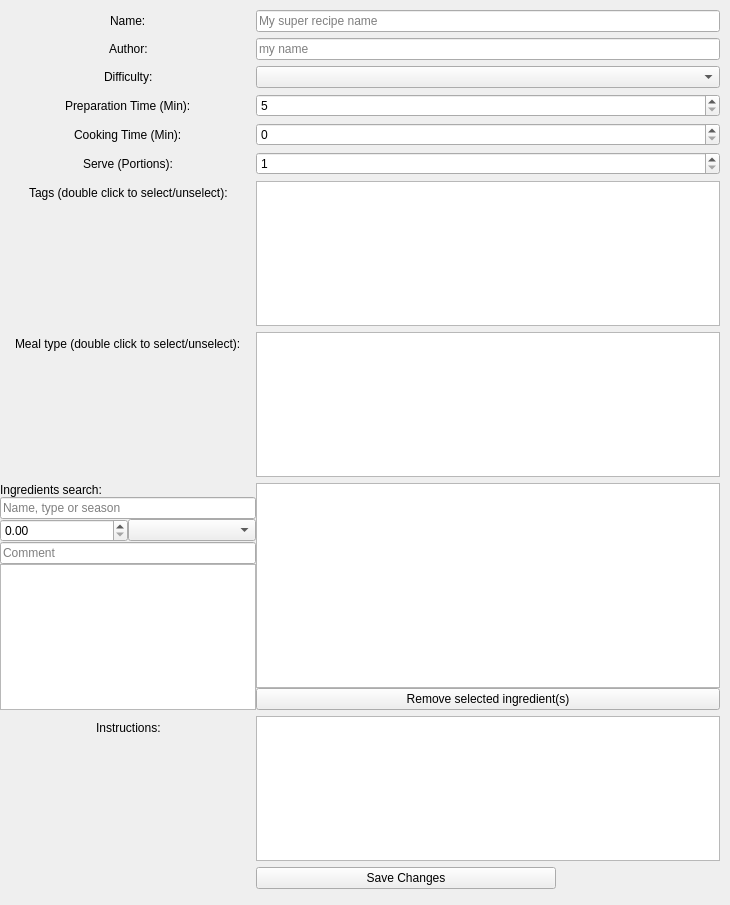
The window that src/foodinator/ui/edit_recipe.ui (slevasse/foodinator) describes before a commit, drawn with Qt 5.
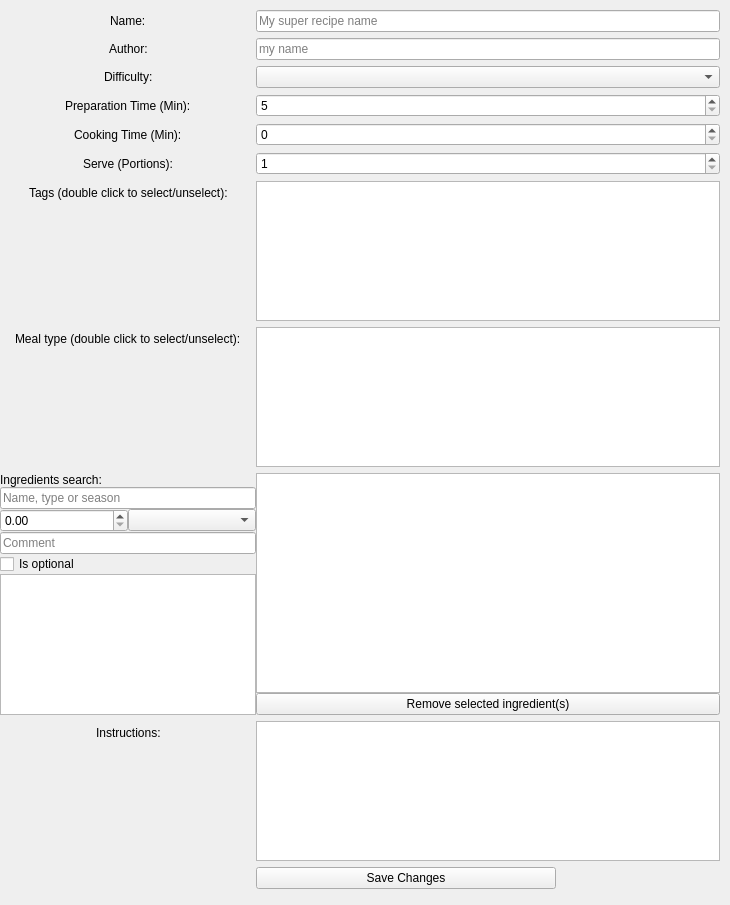
The same window after the commit.

Commit message: * Added a new property in the ingredient class. * The 'is_optional' property is here to indicate if the ingredient is an optional ingredient or not. * Updated all related to this new property.

The edit to the form file:
```diff
--- a/src/foodinator/ui/edit_recipe.ui
+++ b/src/foodinator/ui/edit_recipe.ui
@@ -231,6 +231,13 @@
        </property>
       </widget>
      </item>
+     <item>
+      <widget class="QCheckBox" name="checkBox_is_ingredient_optional">
+       <property name="text">
+        <string>Is optional</string>
+       </property>
+      </widget>
+     </item>
      <item>
       <widget class="QListWidget" name="listWidget_ingredient_search_result">
        <property name="editTriggers">
```
The commit also changes 3 other files.
